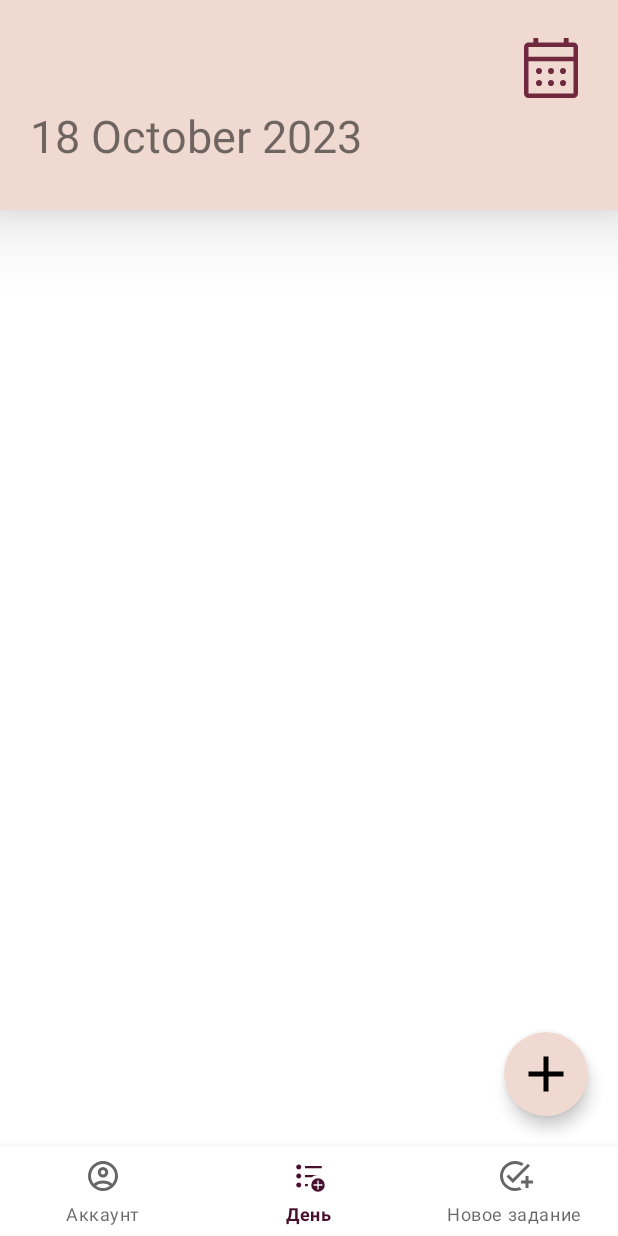
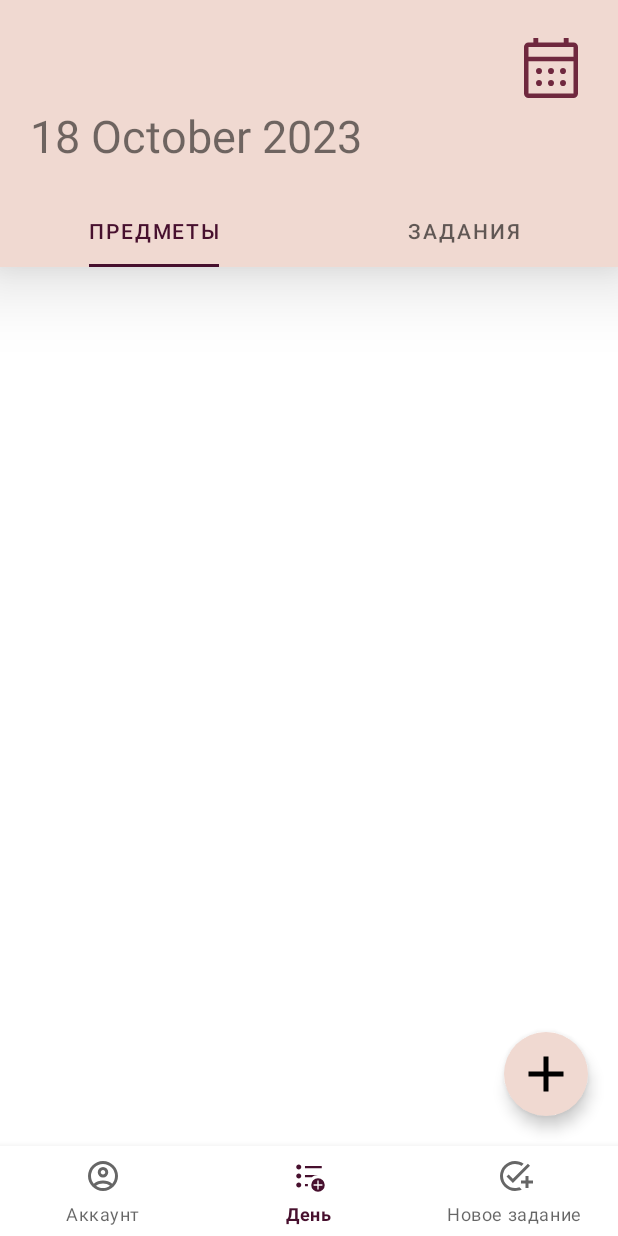
Before and after one commit to LenaGosteva/School_helper, an Android app: the DashboardFragment screen opened through its navigation route, on a phone screen of 412 x 824 dp. Run offline under Robolectric (Android 15) with nearby library versions, the light colour scheme and no system bars; our stand-ins replace Firebase (no records; nobody signed in at launch, a user with empty details on screens opened directly), navigation-ui; libraries missing offline, so code that uses them is left out: io.grpc.

Commit message:
Почти сделала и задания, помимо предметов, в днях

```diff
--- a/app/src/main/java/com/example/school/Adapters/AddSubjectToDayAdapter.java
+++ b/app/src/main/java/com/example/school/Adapters/AddSubjectToDayAdapter.java
@@ -80,6 +80,8 @@ public class AddSubjectToDayAdapter extends RecyclerView.Adapter<AddSubjectToDay
                 binding.windowList.setVisibility(View.GONE);
                 binding.hgh.setVisibility(View.VISIBLE);
 
+                binding.addSubjectToDay.setVisibility(View.GONE);
+                binding.addTaskToDay.setVisibility(View.GONE);
                 SubjectDayAdapter subjectDayAdapter = new SubjectDayAdapter(day, activity);
                 subjectDayAdapter.setList(day.getSubjects());
                 binding.daySubjects.setAdapter(subjectDayAdapter);
--- a/app/src/main/java/com/example/school/Auth/AuthController.java
+++ b/app/src/main/java/com/example/school/Auth/AuthController.java
@@ -96,6 +96,10 @@ public class AuthController {
         if (isAuth())
             database.child("users").child(getUser().getUid()).child("days").child(day).child("subjects").get().addOnCompleteListener(listener);
     }
+    public void removeSubjectsFromDay(String day, OnCompleteListener listener) {
+        if (isAuth())
+            database.child("users").child(getUser().getUid()).child("days").child(day).child("subjects").removeValue().addOnCompleteListener(listener);
+    }
 
     public void getSubjectFromDB(String subject,OnCompleteListener<DataSnapshot> listener) {
         if (isAuth())
--- a/app/src/main/java/com/example/school/ui/dashboard/DashboardFragment.java
+++ b/app/src/main/java/com/example/school/ui/dashboard/DashboardFragment.java
@@ -16,14 +16,17 @@ import androidx.recyclerview.widget.RecyclerView;
 
 import com.example.school.Adapters.AddSubjectToDayAdapter;
 import com.example.school.Adapters.SubjectDayAdapter;
+import com.example.school.Adapters.TaskAdapter;
 import com.example.school.App;
 import com.example.school.Auth.AuthController;
 import com.example.school.Logic.Day;
 import com.example.school.Logic.Subject;
+import com.example.school.Logic.Task;
 import com.example.school.R;
 import com.example.school.databinding.FragmentDashboardBinding;
 import com.google.android.material.bottomsheet.BottomSheetBehavior;
 import com.google.android.material.datepicker.MaterialDatePicker;
+import com.google.android.material.tabs.TabLayout;
 import com.google.firebase.database.DataSnapshot;
 
 import java.text.DateFormat;
@@ -76,12 +79,38 @@ public class DashboardFragment extends Fragment {
     }
 
     SubjectDayAdapter subjectDayAdapter;
+    TaskAdapter taskAdapter;
 
     @Override
     public void onViewCreated(@NonNull View view, @Nullable Bundle savedInstanceState) {
         super.onViewCreated(view, savedInstanceState);
         binding = FragmentDashboardBinding.bind(view);
 
+
+        binding.selectTackOrSubject.addOnTabSelectedListener(new TabLayout.OnTabSelectedListener() {
+            @Override
+            public void onTabSelected(TabLayout.Tab tab) {
+                int index = tab.getPosition();
+                if (index==1){
+                    taskAdapter = new TaskAdapter(day.getTasks(), getActivity());
+                    binding.daySubjects.setLayoutManager(new LinearLayoutManager(getContext()));
+                    binding.daySubjects.setAdapter(taskAdapter);
+                }else{
+                    subjectDayAdapter = new SubjectDayAdapter(day, getActivity());
+                    binding.daySubjects.setLayoutManager(new LinearLayoutManager(getContext()));
+                    binding.daySubjects.setAdapter(subjectDayAdapter);
+                }
+            }
+
+            @Override
+            public void onTabUnselected(TabLayout.Tab tab) {
+            }
+
+            @Override
+            public void onTabReselected(TabLayout.Tab tab) {
+
+            }
+        });
 
 //        if (App.isConnectedToNetwork()) {
             subjectDayAdapter = new SubjectDayAdapter(day, getActivity());
@@ -159,7 +188,10 @@ public class DashboardFragment extends Fragment {
 
                 });
             });
-            binding.hgh.setOnClickListener(df -> {
+
+
+
+            binding.addSubjectToDay.setOnClickListener(df -> {
                 binding.windowList.setVisibility(View.VISIBLE);
                 binding.ok.setVisibility(View.GONE);
                 binding.hgh.setVisibility(View.GONE);
@@ -167,8 +199,6 @@ public class DashboardFragment extends Fragment {
                 AddSubjectToDayAdapter addSbAdapter = new AddSubjectToDayAdapter(allSb, this.getActivity(), binding,day);
                 binding.listOfSubjects.setLayoutManager(new LinearLayoutManager(getContext(), RecyclerView.HORIZONTAL, false));
                 binding.listOfSubjects.setAdapter(addSbAdapter);
-
-
 //                ArrayAdapter<String> adapter = new ArrayAdapter<>(getContext(), R.layout.item_for_choose_sb_in_dashboard, R.id.name_of_subject_item_in_dashboard_choose, allSb_str);
 //                binding.listOfSubjects.setAdapter(adapter);
 //
@@ -183,8 +213,11 @@ public class DashboardFragment extends Fragment {
 //                        subjectDayAdapter.setList(day.getSubjects());
 //                        subjectDayAdapter.notifyDataSetChanged();
 //                    });
-//                });
-
+//                })
+            });
+            binding.hgh.setOnClickListener(b->{
+                binding.addSubjectToDay.setVisibility(View.VISIBLE);
+                binding.addTaskToDay.setVisibility(View.VISIBLE);
             });
 //        }
 //        else{
--- /dev/null
+++ b/app/src/main/res/drawable/add_subject_to_day18dp.xml
@@ -0,0 +1,9 @@
+<vector xmlns:android="http://schemas.android.com/apk/res/android"
+    android:width="18dp"
+    android:height="18dp"
+    android:viewportWidth="24"
+    android:viewportHeight="24">
+  <path
+      android:pathData="M9.17,6l2,2H20v10H4V6h5.17M10,4H4c-1.1,0 -1.99,0.9 -1.99,2L2,18c0,1.1 0.9,2 2,2h16c1.1,0 2,-0.9 2,-2V8c0,-1.1 -0.9,-2 -2,-2h-8l-2,-2z"
+      android:fillColor="#000000"/>
+</vector>
--- /dev/null
+++ b/app/src/main/res/drawable/icon_add_task_to_day18dp.xml
@@ -0,0 +1,9 @@
+<vector xmlns:android="http://schemas.android.com/apk/res/android"
+    android:width="18dp"
+    android:height="18dp"
+    android:viewportWidth="24"
+    android:viewportHeight="24">
+  <path
+      android:pathData="M14,2H6C4.9,2 4.01,2.9 4.01,4L4,20c0,1.1 0.89,2 1.99,2H18c1.1,0 2,-0.9 2,-2V8L14,2zM18,20H6V4h7v5h5V20zM8.82,13.05L7.4,14.46L10.94,18l5.66,-5.66l-1.41,-1.41l-4.24,4.24L8.82,13.05z"
+      android:fillColor="#000000"/>
+</vector>
--- a/app/src/main/res/layout/fragment_dashboard.xml
+++ b/app/src/main/res/layout/fragment_dashboard.xml
@@ -45,11 +45,60 @@
                 android:layout_width="wrap_content"
                 android:layout_height="50dp"
                 android:layout_below="@+id/calendar"
-                android:layout_marginBottom="20dp"
+                android:layout_marginBottom="10dp"
 
                 android:hint="Day: Sep 14, 2023"
                 android:paddingHorizontal="20dp"
                 android:textSize="30sp" />
+<!--            <LinearLayout-->
+<!--                android:layout_width="match_parent"-->
+<!--                android:layout_below="@+id/day_name"-->
+<!--                android:layout_marginBottom="10dp"-->
+
+<!--                android:layout_height="30dp">-->
+
+<!--                <TextView-->
+<!--                    android:layout_width="match_parent"-->
+<!--                    android:layout_weight="1"-->
+<!--                    android:gravity="center"-->
+<!--                    android:text="Задания"-->
+<!--                    android:textSize="20sp"-->
+<!--                    -->
+<!--                    android:layout_height="match_parent"/>-->
+<!--                <TextView-->
+<!--                    android:layout_width="match_parent"-->
+<!--                    android:layout_weight="1"-->
+<!--                    android:text="Предметы"-->
+<!--                    android:textSize="20sp"-->
+<!--                    android:gravity="center"-->
+<!--                    android:layout_height="match_parent"/>-->
+
+
+<!--            </LinearLayout>-->
+            <com.google.android.material.tabs.TabLayout
+                android:layout_width="match_parent"
+                app:tabIndicator="@color/medium_dark"
+                app:tabIndicatorHeight="2dp"
+                app:tabIndicatorAnimationMode="fade"
+                android:id="@+id/select_tack_or_subject"
+                app:tabIndicatorFullWidth="false"
+                android:layout_below="@+id/day_name"
+                android:background="?attr/colorOnPrimary"
+                android:layout_height="wrap_content">
+
+                <com.google.android.material.tabs.TabItem
+                    android:layout_width="wrap_content"
+                    android:layout_height="wrap_content"
+                    android:text="Предметы"
+                    />
+
+                <com.google.android.material.tabs.TabItem
+                    android:layout_width="wrap_content"
+                    android:layout_height="wrap_content"
+                    android:text="Задания"
+                    />
+
+            </com.google.android.material.tabs.TabLayout>
         </RelativeLayout>
         <!--        <View-->
         <!--            android:layout_width="match_parent"-->
@@ -76,6 +125,33 @@
             android:layout_alignParentBottom="true"
             android:layout_marginRight="20dp"
             android:layout_marginBottom="20dp" />
+
+        <com.google.android.material.floatingactionbutton.ExtendedFloatingActionButton
+            android:id="@+id/add_task_to_day"
+            android:layout_width="40dp"
+            android:layout_height="40dp"
+            android:layout_above="@+id/add_subject_to_day"
+            android:layout_alignParentRight="true"
+            android:layout_marginRight="20dp"
+            android:layout_marginBottom="20dp"
+            app:backgroundTint="?attr/colorOnPrimary"
+            android:visibility="gone"
+            app:icon="@drawable/icon_add_task_to_day18dp"
+            app:iconSize="20dp" />
+
+        <com.google.android.material.floatingactionbutton.ExtendedFloatingActionButton
+            android:id="@+id/add_subject_to_day"
+            android:layout_width="40dp"
+            android:layout_height="40dp"
+            android:layout_above="@+id/hgh"
+            android:layout_alignParentRight="true"
+            android:visibility="gone"
+            android:layout_marginRight="20dp"
+            android:layout_marginBottom="20dp"
+            app:backgroundTint="?attr/colorOnPrimary"
+            app:icon="@drawable/add_subject_to_day18dp"
+            app:iconSize="20dp" />
+
     </RelativeLayout>
     <RelativeLayout
         android:id="@+id/window_list"
```
Also changed, not shown: app/src/main/java/com/example/school/Adapters/SubjectDayAdapter.java (+15 -5 lines), app/src/main/java/com/example/school/Logic/Day.java (+25 -0 lines), app/src/main/res/layout/activity_list.xml (+36 -37 lines).
